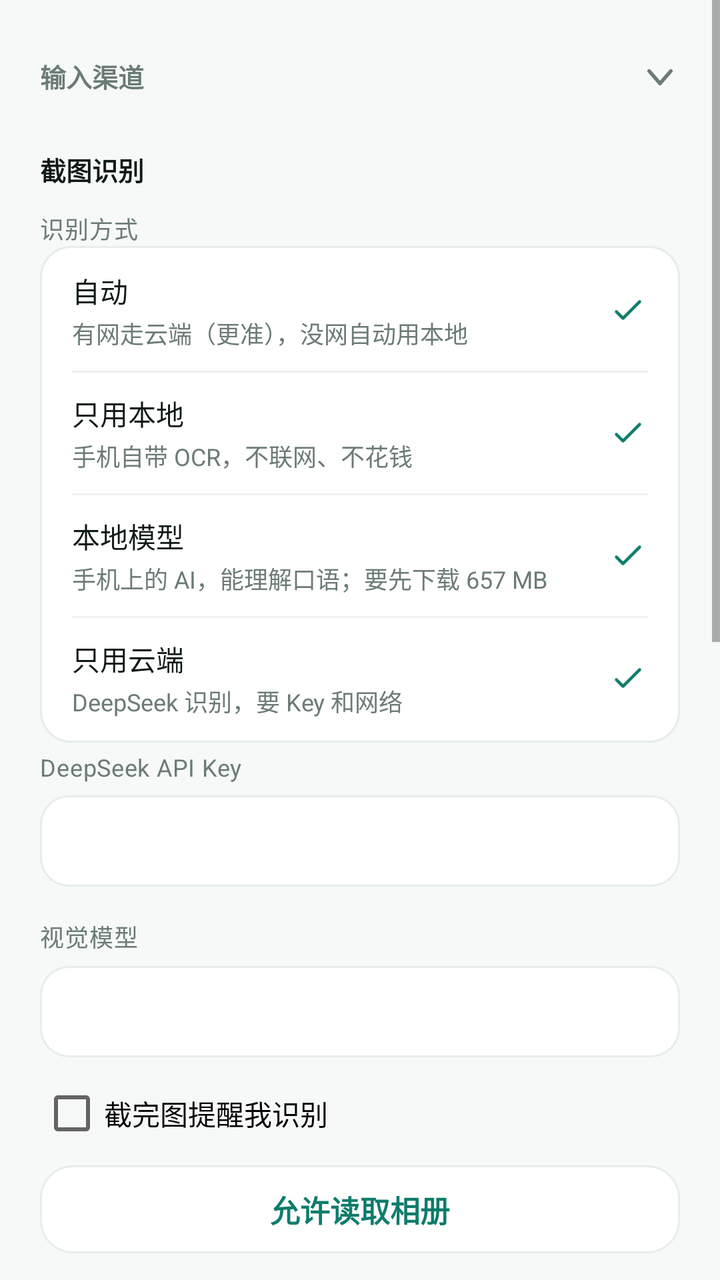
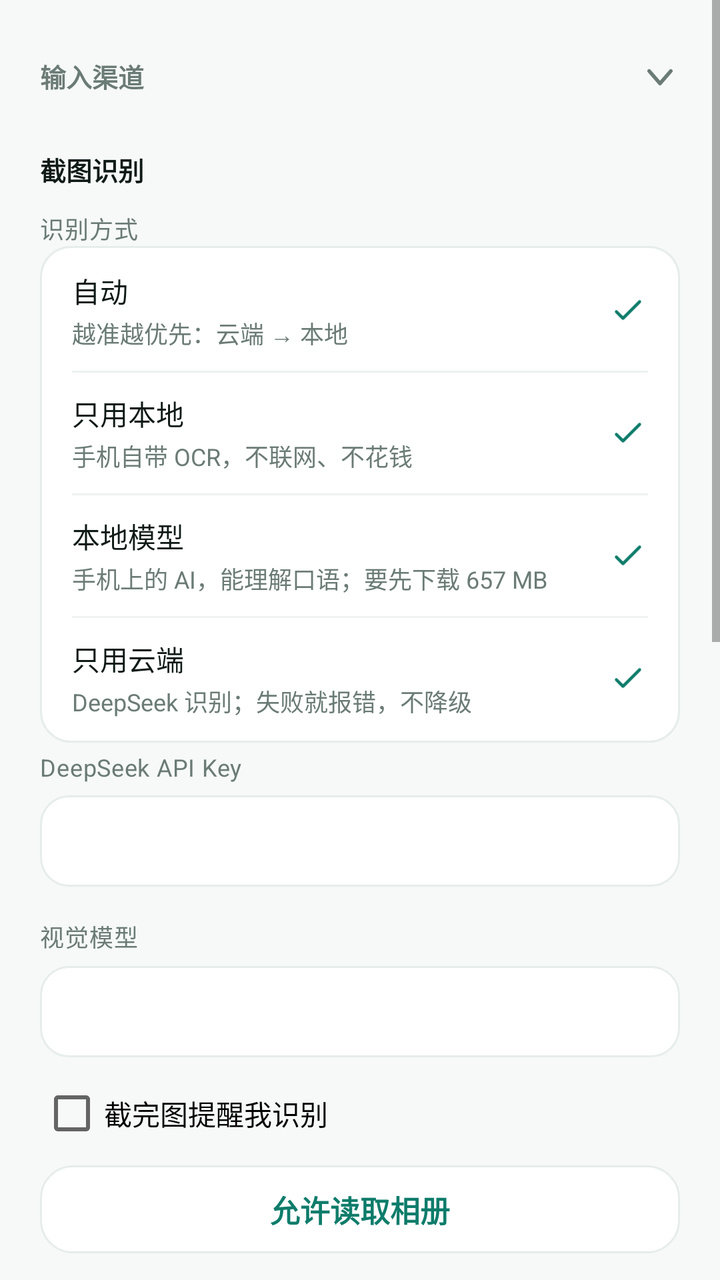

An Android layout rendered at two revisions. The XML below is the earlier revision; the diff shows what the commit changed to produce the second picture.
<!-- AndroidManifest.xml: application theme Theme.NtfyCalendar -->
<!-- res/layout/activity_settings.xml -->
<?xml version="1.0" encoding="utf-8"?>
<ScrollView xmlns:android="http://schemas.android.com/apk/res/android"
    android:layout_width="match_parent"
    android:layout_height="match_parent"
    android:background="?attr/bnWindowBg">

    <LinearLayout
        android:layout_width="match_parent"
        android:layout_height="wrap_content"
        android:orientation="vertical"
        android:paddingLeft="20dp"
        android:paddingRight="20dp"
        android:paddingTop="8dp"
        android:paddingBottom="28dp">

        
        <LinearLayout
            android:id="@+id/headInput"
            style="@style/SettingsGroupHead">

            <TextView
                style="@style/SectionLabel"
                android:layout_width="0dp"
                android:layout_height="wrap_content"
                android:layout_marginTop="0dp"
                android:layout_marginBottom="0dp"
                android:layout_weight="1"
                android:text="输入渠道" />

            <ImageView
                android:id="@+id/arrowInput"
                android:layout_width="20dp"
                android:layout_height="20dp"
                android:contentDescription="展开或收起"
                android:rotation="90"
                android:src="@drawable/ic_chevron_right"
                android:tint="?attr/bnTextSecondary" />
        </LinearLayout>

        <LinearLayout
            android:id="@+id/groupInput"
            android:layout_width="match_parent"
            android:layout_height="wrap_content"
            android:orientation="vertical">

            <LinearLayout
                style="@style/SettingsSubHead">

                <TextView
                    style="@style/SectionSubLabel"
                    android:layout_width="0dp"
                    android:layout_height="wrap_content"
                    android:layout_marginTop="0dp"
                    android:layout_weight="1"
                    android:text="截图识别" />
            </LinearLayout>

            <TextView
                style="@style/FormLabel"
                android:layout_marginTop="8dp"
                android:text="识别方式" />

            
            <LinearLayout
                android:layout_width="match_parent"
                android:layout_height="wrap_content"
                android:background="@drawable/bg_card"
                android:orientation="vertical"
                android:paddingLeft="16dp"
                android:paddingRight="16dp"
                android:paddingTop="2dp"
                android:paddingBottom="2dp">

                <LinearLayout
                    android:id="@+id/engineAuto"
                    android:layout_width="match_parent"
                    android:layout_height="wrap_content"
                    android:background="@drawable/bg_ripple_row"
                    android:clickable="true"
                    android:focusable="true"
                    android:gravity="center_vertical"
                    android:orientation="horizontal"
                    android:paddingTop="10dp"
                    android:paddingBottom="10dp">

                    <LinearLayout
                        android:layout_width="0dp"
                        android:layout_height="wrap_content"
                        android:layout_weight="1"
                        android:orientation="vertical">

                        <TextView
                            style="@style/AboutKey"
                            android:layout_width="match_parent"
                            android:layout_weight="0"
                            android:text="自动" />

                        <TextView
                            android:layout_width="match_parent"
                            android:layout_height="wrap_content"
                            android:layout_marginTop="2dp"
                            android:text="有网走云端（更准），没网自动用本地"
                            android:textColor="?attr/bnTextSecondary"
                            android:textSize="12sp" />
                    </LinearLayout>

                    <ImageView
                        android:id="@+id/engineAutoCheck"
                        android:layout_width="20dp"
                        android:layout_height="20dp"
                        android:contentDescription="@null"
                        android:src="@drawable/ic_nav_check"
                        android:tint="?attr/bnPrimary" />
                </LinearLayout>

                <View style="@style/AboutDivider" />

                <LinearLayout
                    android:id="@+id/engineLocal"
                    android:layout_width="match_parent"
                    android:layout_height="wrap_content"
                    android:background="@drawable/bg_ripple_row"
                    android:clickable="true"
                    android:focusable="true"
                    android:gravity="center_vertical"
                    android:orientation="horizontal"
                    android:paddingTop="10dp"
                    android:paddingBottom="10dp">

                    <LinearLayout
                        android:layout_width="0dp"
                        android:layout_height="wrap_content"
                        android:layout_weight="1"
                        android:orientation="vertical">

                        <TextView
                            style="@style/AboutKey"
                            android:layout_width="match_parent"
                            android:layout_weight="0"
                            android:text="只用本地" />

                        <TextView
                            android:layout_width="match_parent"
                            android:layout_height="wrap_content"
                            android:layout_marginTop="2dp"
                            android:text="手机自带 OCR，不联网、不花钱"
                            android:textColor="?attr/bnTextSecondary"
                            android:textSize="12sp" />
                    </LinearLayout>

                    <ImageView
                        android:id="@+id/engineLocalCheck"
                        android:layout_width="20dp"
                        android:layout_height="20dp"
                        android:contentDescription="@null"
                        android:src="@drawable/ic_nav_check"
                        android:tint="?attr/bnPrimary" />
                </LinearLayout>

                <View style="@style/AboutDivider" />

                <LinearLayout
                    android:id="@+id/engineLlm"
                    android:layout_width="match_parent"
                    android:layout_height="wrap_content"
                    android:background="@drawable/bg_ripple_row"
                    android:clickable="true"
                    android:focusable="true"
                    android:gravity="center_vertical"
                    android:orientation="horizontal"
                    android:paddingTop="10dp"
                    android:paddingBottom="10dp">

                    <LinearLayout
                        android:layout_width="0dp"
                        android:layout_height="wrap_content"
                        android:layout_weight="1"
                        android:orientation="vertical">

                        <TextView
                            style="@style/AboutKey"
                            android:layout_width="match_parent"
                            android:layout_weight="0"
                            android:text="本地模型" />

                        <TextView
                            android:id="@+id/tvEngineLlmDesc"
                            android:layout_width="match_parent"
                            android:layout_height="wrap_content"
                            android:layout_marginTop="2dp"
                            android:text="手机上的 AI，能理解口语；要先下载 657 MB"
                            android:textColor="?attr/bnTextSecondary"
                            android:textSize="12sp" />
                    </LinearLayout>

                    <ImageView
                        android:id="@+id/engineLlmCheck"
                        android:layout_width="20dp"
                        android:layout_height="20dp"
                        android:contentDescription="@null"
                        android:src="@drawable/ic_nav_check"
                        android:tint="?attr/bnPrimary" />
                </LinearLayout>

                <View style="@style/AboutDivider" />

                <LinearLayout
                    android:id="@+id/engineCloud"
                    android:layout_width="match_parent"
                    android:layout_height="wrap_content"
                    android:background="@drawable/bg_ripple_row"
                    android:clickable="true"
                    android:focusable="true"
                    android:gravity="center_vertical"
                    android:orientation="horizontal"
                    android:paddingTop="10dp"
                    android:paddingBottom="10dp">

                    <LinearLayout
                        android:layout_width="0dp"
                        android:layout_height="wrap_content"
                        android:layout_weight="1"
                        android:orientation="vertical">

                        <TextView
                            style="@style/AboutKey"
                            android:layout_width="match_parent"
                            android:layout_weight="0"
                            android:text="只用云端" />

                        <TextView
                            android:layout_width="match_parent"
                            android:layout_height="wrap_content"
                            android:layout_marginTop="2dp"
                            android:text="DeepSeek 识别，要 Key 和网络"
                            android:textColor="?attr/bnTextSecondary"
                            android:textSize="12sp" />
                    </LinearLayout>

                    <ImageView
                        android:id="@+id/engineCloudCheck"
                        android:layout_width="20dp"
                        android:layout_height="20dp"
                        android:contentDescription="@null"
                        android:src="@drawable/ic_nav_check"
                        android:tint="?attr/bnPrimary" />
                </LinearLayout>
            </LinearLayout>

            
            <LinearLayout
                android:id="@+id/llmPanel"
                android:layout_width="match_parent"
                android:layout_height="wrap_content"
                android:layout_marginBottom="6dp"
                android:orientation="vertical"
                android:visibility="gone">

                <Button
                    android:id="@+id/btnLlmAction"
                    style="@style/BtnTonal"
                    android:layout_marginTop="8dp"
                    android:text="下载模型（657 MB）" />

                <TextView
                    android:id="@+id/tvLlmStatus"
                    style="@style/HintText"
                    android:layout_marginTop="4dp" />
            </LinearLayout>

            <TextView
                style="@style/FormLabel"
                android:layout_marginTop="4dp"
                android:text="@string/label_api_key" />

            <EditText
                android:id="@+id/etApiKey"
                style="@style/FormInput"
                android:inputType="textPassword" />

            <TextView
                style="@style/FormLabel"
                android:text="@string/label_model" />

            <EditText
                android:id="@+id/etModel"
                style="@style/FormInput"
                android:inputType="text" />

            <CheckBox
                android:id="@+id/cbShotWatch"
                android:layout_width="match_parent"
                android:layout_height="wrap_content"
                android:layout_marginTop="12dp"
                android:text="@string/shot_watch_label" />

            <Button
                android:id="@+id/btnMediaPerm"
                style="@style/BtnTonal"
                android:layout_marginTop="10dp"
                android:text="@string/btn_grant_media" />

            <LinearLayout
                style="@style/SettingsSubHead">

                <TextView
                    style="@style/SectionSubLabel"
                    android:layout_width="0dp"
                    android:layout_height="wrap_content"
                    android:layout_marginTop="0dp"
                    android:layout_weight="1"
                    android:text="其他入口" />

                <ImageButton
                    android:id="@+id/btnHelpEntry"
                    style="@style/SettingsHelpButton"
                    android:contentDescription="看说明"
                    android:src="@drawable/ic_nav_help" />
            </LinearLayout>

            <TextView
                style="@style/FormLabel"
                android:layout_marginTop="6dp"
                android:text="侧边栏" />

            <Button
                android:id="@+id/btnSidebarEntry"
                style="@style/BtnTonal"
                android:layout_marginTop="4dp"
                android:text="@string/sidebar_entry_show" />

            <Button
                android:id="@+id/btnSidebarGuide"
                style="@style/BtnTonal"
                android:layout_marginTop="10dp"
                android:text="@string/btn_sidebar_guide" />

            <TextView
                style="@style/FormLabel"
                android:text="通知栏" />

            <Button
                android:id="@+id/btnTileGuide"
                style="@style/BtnTonal"
                android:layout_marginTop="4dp"
                android:text="@string/btn_tile_guide" />

            <TextView
                style="@style/FormLabel"
                android:text="高级" />

            <Button
                android:id="@+id/btnNtfy"
                style="@style/BtnTonal"
                android:layout_marginTop="4dp"
                android:text="第三方通道" />

            <TextView
                android:id="@+id/tvNtfySummary"
                style="@style/HintText"
                android:visibility="gone"
                android:text="已启用" />
        </LinearLayout>

        
        <LinearLayout
            android:id="@+id/headCalendar"
            style="@style/SettingsGroupHead">

            <TextView
                style="@style/SectionLabel"
                android:layout_width="0dp"
                android:layout_height="wrap_content"
                android:layout_marginTop="0dp"
                android:layout_marginBottom="0dp"
                android:layout_weight="1"
                android:text="日历与同步" />

            <ImageView
                android:id="@+id/arrowCalendar"
                android:layout_width="20dp"
                android:layout_height="20dp"
                android:contentDescription="展开或收起"
                android:src="@drawable/ic_chevron_right"
                android:tint="?attr/bnTextSecondary" />
        </LinearLayout>

        <LinearLayout
            android:id="@+id/groupCalendar"
            android:layout_width="match_parent"
            android:layout_height="wrap_content"
            android:orientation="vertical"
            android:visibility="gone">

            <TextView
                style="@style/SectionSubLabel"
                android:layout_marginTop="4dp"
                android:text="目标日历" />

            <Spinner
                android:id="@+id/spCalendar"
                android:layout_width="match_parent"
                android:layout_height="48dp"
                android:layout_marginTop="6dp"
                android:background="@drawable/bg_input"
                android:paddingLeft="10dp"
                android:paddingRight="10dp" />

            <TextView
                android:id="@+id/tvCalendarHint"
                style="@style/HintText" />

            <Button
                android:id="@+id/btnCreateCalendar"
                style="@style/BtnTonal"
                android:layout_marginTop="10dp"
                android:text="@string/btn_create_calendar" />

            <Button
                android:id="@+id/btnCalendarPerm"
                style="@style/BtnTonal"
                android:layout_marginTop="10dp"
                android:text="@string/perm_calendar" />

            <TextView
                style="@style/SectionSubLabel"
                android:text="@string/label_remind" />

            <EditText
                android:id="@+id/etRemind"
                style="@style/FormInput"
                android:inputType="text" />

            <LinearLayout
                style="@style/SettingsSubHead">

                <TextView
                    style="@style/SectionSubLabel"
                    android:layout_width="0dp"
                    android:layout_height="wrap_content"
                    android:layout_marginTop="0dp"
                    android:layout_weight="1"
                    android:text="@string/title_reconcile" />

                <ImageButton
                    android:id="@+id/btnHelpReconcile"
                    style="@style/SettingsHelpButton"
                    android:contentDescription="看说明"
                    android:src="@drawable/ic_nav_help" />
            </LinearLayout>

            <CheckBox
                android:id="@+id/cbReconcile"
                android:layout_width="match_parent"
                android:layout_height="wrap_content"
                android:layout_marginTop="4dp"
                android:text="@string/label_reconcile_enabled" />

            <TextView
                style="@style/FormLabel"
                android:text="@string/label_reconcile_interval" />

            <Spinner
                android:id="@+id/spReconcileInterval"
                android:layout_width="match_parent"
                android:layout_height="48dp"
                android:background="@drawable/bg_input"
                android:paddingLeft="10dp"
                android:paddingRight="10dp" />

            <CheckBox
                android:id="@+id/cbReconcileNotify"
                android:layout_width="match_parent"
                android:layout_height="wrap_content"
                android:layout_marginTop="12dp"
                android:text="@string/label_reconcile_notify" />

            <Button
                android:id="@+id/btnReconcileNow"
                style="@style/BtnTonal"
                android:layout_marginTop="10dp"
                android:text="@string/btn_reconcile_now" />

        </LinearLayout>

        
        <LinearLayout
            android:id="@+id/headBackup"
            style="@style/SettingsGroupHead">

            <TextView
                style="@style/SectionLabel"
                android:layout_width="0dp"
                android:layout_height="wrap_content"
                android:layout_marginTop="0dp"
                android:layout_marginBottom="0dp"
                android:layout_weight="1"
                android:text="备份" />

            <ImageButton
                android:id="@+id/btnHelpBackup"
                style="@style/SettingsHelpButton"
                android:contentDescription="看说明"
                android:src="@drawable/ic_nav_help" />

            <ImageView
                android:id="@+id/arrowBackup"
                android:layout_width="20dp"
                android:layout_height="20dp"
                android:layout_marginStart="6dp"
                android:contentDescription="展开或收起"
                android:src="@drawable/ic_chevron_right"
                android:tint="?attr/bnTextSecondary" />
        </LinearLayout>

        <LinearLayout
            android:id="@+id/groupBackup"
            android:layout_width="match_parent"
            android:layout_height="wrap_content"
            android:orientation="vertical"
            android:visibility="gone">

            <Button
                android:id="@+id/btnExportIcs"
                style="@style/BtnTonal"
                android:layout_marginTop="6dp"
                android:text="@string/btn_export_ics" />

            <Button
                android:id="@+id/btnBackupLedger"
                style="@style/BtnTonal"
                android:layout_marginTop="10dp"
                android:text="@string/btn_backup_ledger" />
        </LinearLayout>

        
        <LinearLayout
            android:id="@+id/headAppearance"
            style="@style/SettingsGroupHead">

            <TextView
                style="@style/SectionLabel"
                android:layout_width="0dp"
                android:layout_height="wrap_content"
                android:layout_marginTop="0dp"
                android:layout_marginBottom="0dp"
                android:layout_weight="1"
                android:text="外观" />

            <ImageView
                android:id="@+id/arrowAppearance"
                android:layout_width="20dp"
                android:layout_height="20dp"
                android:layout_marginStart="6dp"
                android:contentDescription="展开或收起"
                android:src="@drawable/ic_chevron_right"
                android:tint="?attr/bnTextSecondary" />
        </LinearLayout>

        <LinearLayout
            android:id="@+id/groupAppearance"
            android:layout_width="match_parent"
            android:layout_height="wrap_content"
            android:orientation="vertical"
            android:visibility="gone">

            <TextView
                style="@style/FormLabel"
                android:layout_marginTop="4dp"
                android:text="配色主题" />

            <Spinner
                android:id="@+id/spTheme"
                android:layout_width="match_parent"
                android:layout_height="48dp"
                android:background="@drawable/bg_input"
                android:paddingLeft="10dp"
                android:paddingRight="10dp" />

            <TextView
                style="@style/FormLabel"
                android:text="明暗" />

            <Spinner
                android:id="@+id/spThemeMode"
                android:layout_width="match_parent"
                android:layout_height="48dp"
                android:background="@drawable/bg_input"
                android:paddingLeft="10dp"
                android:paddingRight="10dp" />
        </LinearLayout>

        
        <LinearLayout
            android:id="@+id/headDiagnostics"
            style="@style/SettingsGroupHead">

            <TextView
                style="@style/SectionLabel"
                android:layout_width="0dp"
                android:layout_height="wrap_content"
                android:layout_marginTop="0dp"
                android:layout_marginBottom="0dp"
                android:layout_weight="1"
                android:text="诊断与帮助" />

            <ImageView
                android:id="@+id/arrowDiagnostics"
                android:layout_width="20dp"
                android:layout_height="20dp"
                android:contentDescription="展开或收起"
                android:src="@drawable/ic_chevron_right"
                android:tint="?attr/bnTextSecondary" />
        </LinearLayout>

        <LinearLayout
            android:id="@+id/groupDiagnostics"
            android:layout_width="match_parent"
            android:layout_height="wrap_content"
            android:orientation="vertical"
            android:visibility="gone">

            <Button
                android:id="@+id/btnFeedback"
                style="@style/BtnTonal"
                android:layout_marginTop="10dp"
                android:text="@string/feedback_entry" />

            <TextView
                style="@style/HintText"
                android:layout_marginTop="6dp"
                android:text="@string/feedback_entry_hint" />

            <Button
                android:id="@+id/btnPrivacy"
                style="@style/BtnTonal"
                android:layout_marginTop="10dp"
                android:text="隐私政策" />

            <Button
                android:id="@+id/btnOnboarding"
                style="@style/BtnTonal"
                android:layout_marginTop="6dp"
                android:text="新手引导" />

            <Button
                android:id="@+id/btnHealth"
                style="@style/BtnTonal"
                android:layout_marginTop="6dp"
                android:text="运行体检" />

            <LinearLayout
                style="@style/SettingsSubHead">

                <TextView
                    style="@style/SectionSubLabel"
                    android:layout_width="0dp"
                    android:layout_height="wrap_content"
                    android:layout_marginTop="0dp"
                    android:layout_weight="1"
                    android:text="系统权限" />

                <ImageButton
                    android:id="@+id/btnHelpA11y"
                    style="@style/SettingsHelpButton"
                    android:contentDescription="看说明"
                    android:src="@drawable/ic_nav_help" />
            </LinearLayout>

            <Button
                android:id="@+id/btnOpenA11y"
                style="@style/BtnTonal"
                android:layout_marginTop="10dp"
                android:text="@string/btn_open_a11y" />

            <Button
                android:id="@+id/btnNotifPerm"
                style="@style/BtnTonal"
                android:layout_marginTop="10dp"
                android:text="@string/btn_notif_perm" />

            <Button
                android:id="@+id/btnBatteryPerm"
                style="@style/BtnTonal"
                android:layout_marginTop="10dp"
                android:text="电池白名单" />

            <Button
                android:id="@+id/btnAutostartPerm"
                style="@style/BtnTonal"
                android:layout_marginTop="10dp"
                android:text="自启动" />

            <Button
                android:id="@+id/btnCrashLog"
                style="@style/BtnTonal"
                android:layout_marginTop="10dp"
                android:text="@string/btn_crash_log" />

            <Button
                android:id="@+id/btnAppDetail"
                style="@style/BtnTonal"
                android:layout_marginTop="10dp"
                android:text="@string/perm_app_detail" />

            <Button
                android:id="@+id/btnAbout"
                style="@style/BtnTonal"
                android:layout_marginTop="10dp"
                android:text="@string/about_entry" />
        </LinearLayout>

        <Button
            android:id="@+id/btnSaveSettings"
            style="@style/BtnPrimary"
            android:layout_marginTop="26dp"
            android:text="@string/btn_save_settings" />
    </LinearLayout>
</ScrollView>
<!-- resources referenced by this layout -->
<resources>
  <string name="about_entry">关于 Bellnote</string>
  <string name="btn_backup_ledger">备份账本</string>
  <string name="btn_crash_log">崩溃日志</string>
  <string name="btn_create_calendar">创建本地日历</string>
  <string name="btn_export_ics">导出 .ics</string>
  <string name="btn_grant_media">允许读取相册</string>
  <string name="btn_notif_perm">允许通知</string>
  <string name="btn_open_a11y">开启截屏服务</string>
  <string name="btn_reconcile_now">立即对账</string>
  <string name="btn_save_settings">保存</string>
  <string name="btn_sidebar_guide">加入侧边栏</string>
  <string name="btn_tile_guide">添加通知栏磁贴</string>
  <string name="feedback_entry">反馈与日志</string>
  <string name="feedback_entry_hint">版本、机型、设置和日志，自动打成一个包</string>
  <string name="label_api_key">DeepSeek API Key</string>
  <string name="label_model">视觉模型</string>
  <string name="label_reconcile_enabled">定时对账（本地清单 vs 手机日历）</string>
  <string name="label_reconcile_interval">对账间隔</string>
  <string name="label_reconcile_notify">有差异时发通知</string>
  <string name="label_remind">提醒（分钟，逗号分隔，最多 3 条）</string>
  <string name="perm_app_detail">应用详情</string>
  <string name="perm_calendar">日历读写权限</string>
  <string name="shot_watch_label">截完图提醒我识别</string>
  <string name="sidebar_entry_show">显示桌面入口</string>
  <string name="title_reconcile">日历对账</string>
  <style name="AboutDivider">
          <item name="android:layout_width">match_parent</item>
          <item name="android:layout_height">1dp</item>
          <item name="android:background">?attr/bnDivider</item>
      </style>
  <style name="AboutKey">
          <item name="android:layout_width">0dp</item>
          <item name="android:layout_height">wrap_content</item>
          <item name="android:layout_weight">1</item>
          <item name="android:textSize">14sp</item>
          <item name="android:textColor">?attr/bnTextPrimary</item>
      </style>
  <style name="HintText">
          <item name="android:layout_width">match_parent</item>
          <item name="android:layout_height">wrap_content</item>
          <item name="android:textSize">12sp</item>
          <item name="android:lineSpacingExtra">2dp</item>
          <item name="android:textColor">?attr/bnTextSecondary</item>
      </style>
  <style name="SettingsHelpButton">
          <item name="android:layout_width">32dp</item>
          <item name="android:layout_height">32dp</item>
          <item name="android:background">@drawable/bg_icon_circle</item>
          <item name="android:padding">7dp</item>
          <item name="android:scaleType">fitCenter</item>
      </style>
  <!-- drawable bg_icon_circle (drawable) -->
  <?xml version="1.0" encoding="utf-8"?>
  <shape xmlns:android="http://schemas.android.com/apk/res/android"
      android:shape="oval">
      <solid android:color="?attr/bnIconBg" />
      <stroke
          android:width="1dp"
          android:color="?attr/bnCardStroke" />
  </shape>
  <!-- drawable ic_splash_blank (drawable) -->
  <?xml version="1.0" encoding="utf-8"?>
  <shape xmlns:android="http://schemas.android.com/apk/res/android" android:shape="rectangle">
      <solid android:color="@android:color/transparent" />
      <size android:width="1dp" android:height="1dp" />
  </shape>
  <color name="primary">#FF0E7C6B</color>
  <color name="primary_dark">#FF0A5A4D</color>
  <color name="text_on_primary">#FFFFFFFF</color>
  <color name="accent">#FFF59E0B</color>
  <color name="window_bg">#FFF6F9F8</color>
  <color name="surface">#FFFFFFFF</color>
  <color name="card_bg">#FFFFFFFF</color>
  <color name="card_stroke">#FFE6EDEB</color>
  <color name="divider">#FFEDF2F0</color>
  <color name="text_primary">#FF0F1A17</color>
  <color name="text_secondary">#FF6B7B76</color>
  <color name="chip_bg">#FFECF6F3</color>
  <color name="icon_bg">#FFF1F5F4</color>
  <color name="danger">#FFC94848</color>
  <color name="ok">#FF34B37E</color>
  <color name="warn">#FFE8A33C</color>
  <color name="muted">#FF9AA5A0</color>
  <color name="nav_bg">#FFFFFFFF</color>
  <color name="ripple">#140E7C6B</color>
  <!-- unchanged entries left out for length: 18 -->
</resources>

<!-- the commit's change to res/layout/activity_settings.xml (unified diff, before → after) -->
@@ -99,7 +99,7 @@
                             android:layout_width="match_parent"
                             android:layout_height="wrap_content"
                             android:layout_marginTop="2dp"
-                            android:text="有网走云端（更准），没网自动用本地"
+                            android:text="越准越优先：云端 → 本地"
                             android:textColor="?attr/bnTextSecondary"
                             android:textSize="12sp" />
                     </LinearLayout>
@@ -232,7 +232,7 @@
                             android:layout_width="match_parent"
                             android:layout_height="wrap_content"
                             android:layout_marginTop="2dp"
-                            android:text="DeepSeek 识别，要 Key 和网络"
+                            android:text="DeepSeek 识别；失败就报错，不降级"
                             android:textColor="?attr/bnTextSecondary"
                             android:textSize="12sp" />
                     </LinearLayout>
